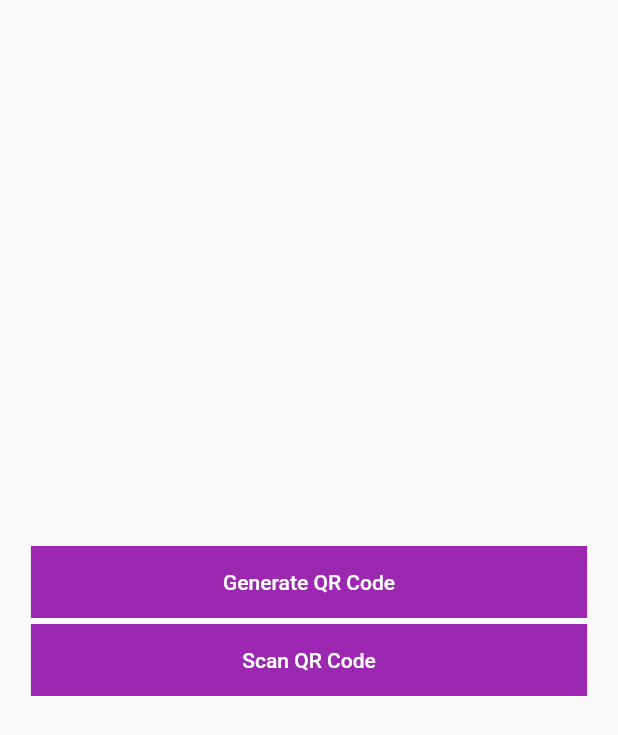
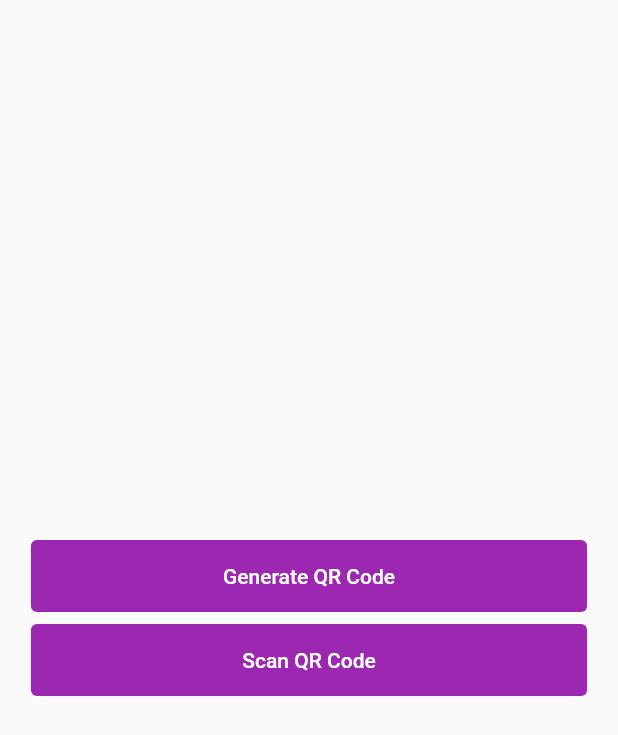
Before and after one commit to SandhraPrathap/QRScanner, a Flutter app: the screen it shows after launch, on a phone screen of 412 x 824 dp. Shown: the top 735 px of the screen. Run offline on Flutter 3.47's test engine with Material 2 defaults, Android fonts, the phone set to English and light mode, and no system bars; missing offline and left inert: qrscan.

Commit message:
qr code generator completed

```diff
--- a/lib/constant.dart
+++ b/lib/constant.dart
@@ -2,3 +2,7 @@ import 'package:flutter/material.dart';
 
 TextStyle tstyle =
     TextStyle(color: Colors.white, backgroundColor: Colors.purple);
+BoxDecoration box = BoxDecoration(
+  borderRadius: BorderRadius.circular(4),
+  color: Colors.purple,
+);
--- a/lib/main.dart
+++ b/lib/main.dart
@@ -1,4 +1,5 @@
 import 'package:QRScanner/constant.dart';
+import 'package:QRScanner/screens/generate.dart';
 import 'package:qrscan/qrscan.dart' as scanner;
 import 'package:flutter/material.dart';
 
@@ -18,19 +19,25 @@ class _HomescreenState extends State<Homescreen> {
             mainAxisAlignment: MainAxisAlignment.center,
             children: [
               Container(
+                decoration: box,
                 margin: EdgeInsets.all(4),
-                color: Colors.purple,
                 width: MediaQuery.of(context).size.width * 0.9,
                 child: FlatButton(
-                    onPressed: null,
+                    onPressed: () {
+                      Navigator.push(
+                        context,
+                        MaterialPageRoute(builder: (context) => Qrscan()),
+                      );
+                    },
                     child: Text(
                       "Generate QR Code",
                       style: tstyle,
                     )),
               ),
               Container(
+                  decoration: box,
+                  margin: EdgeInsets.all(4),
                   width: MediaQuery.of(context).size.width * 0.9,
-                  color: Colors.purple,
                   child: FlatButton(
                       onPressed: () async {
                         result = await scanner.scan();
@@ -40,13 +47,14 @@ class _HomescreenState extends State<Homescreen> {
               result == null
                   ? Container()
                   : Container(
+                      margin: EdgeInsets.all(4),
                       child: Column(
                         children: [
                           Text(
                             "Output of QR Code",
                             style: tstyle,
                           ),
-                          TextField()
+                          Text(result)
                         ],
                       ),
                     )
```
Also changed, not shown: lib/screens/generate.dart (added, +82 -0 lines).
